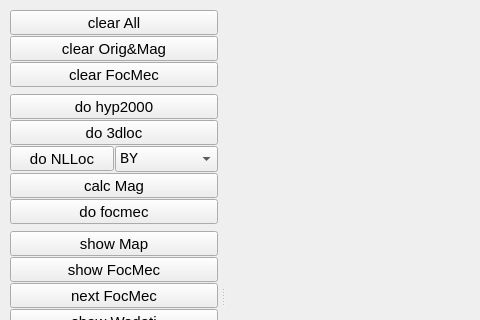
Qt form qt_designer.ui (megies/obspyck) before a commit; both pictures show x 0 to 480 and y 0 to 320 of the 1342 by 756 pixel window.
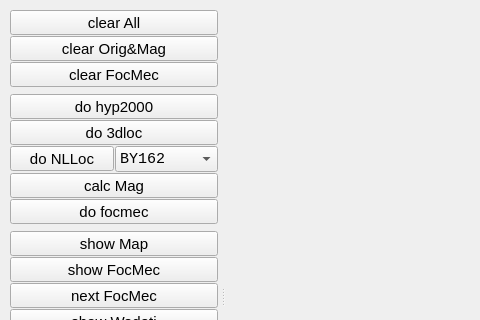
The same form after that commit. Icons and pictures are not drawn. Custom widgets are drawn as their Qt base class.

Commit message: use two different vp/vs for BY model

```diff
--- a/qt_designer.ui
+++ b/qt_designer.ui
@@ -224,7 +224,12 @@
                </property>
                <item>
                 <property name="text">
-                 <string>BY</string>
+                 <string>BY162</string>
+                </property>
+               </item>
+               <item>
+                <property name="text">
+                 <string>BY168</string>
                 </property>
                </item>
                <item>
```
The commit also changes 1 other file.
